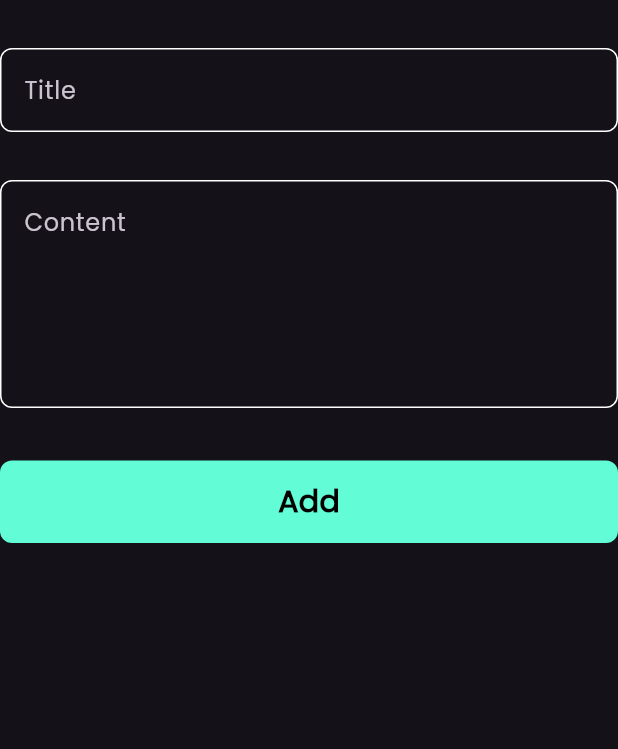
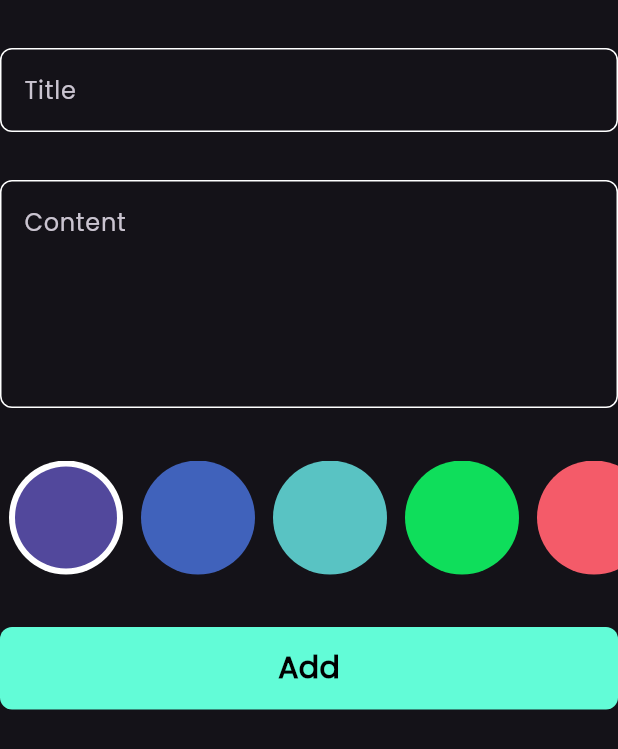
Before and after one commit to AhmedDiab74/NotesApp, a Flutter app: the AddNoteForm widget shown alone on an empty page, opened directly, on a phone screen of 412 x 824 dp. Shown: the top 749 px of the screen. Run offline on Flutter 3.47's test engine with Material 3 defaults, Android fonts, the phone set to English and light mode, and no system bars; our stand-ins replace bloc, flutter_bloc, font_awesome_flutter, hive, hive_flutter; accounts and stored records are empty.

Commit message:
colors list view

```diff
--- a/lib/widgets/add_note_form.dart
+++ b/lib/widgets/add_note_form.dart
@@ -3,6 +3,8 @@ import 'package:flutter_bloc/flutter_bloc.dart';
 import 'package:intl/intl.dart';
 import 'package:noteapp/cubits/add_note_cubit/add_note_cubit.dart';
 import 'package:noteapp/models/note_model.dart';
+import 'package:noteapp/widgets/color_item.dart';
+import 'package:noteapp/widgets/color_list_view.dart';
 import 'package:noteapp/widgets/custom_button.dart';
 import 'package:noteapp/widgets/custom_text_field.dart';
 
@@ -48,6 +50,12 @@ class _AddNoteFormState extends State<AddNoteForm> {
           const SizedBox(
             height: 35,
           ),
+          const ColorListView(
+            isActive: true,
+          ),
+          const SizedBox(
+            height: 35,
+          ),
           BlocBuilder<AddNoteCubit, AddNoteState>(
             builder: (context, state) {
               return CustomButton(
--- /dev/null
+++ b/lib/widgets/color_item.dart
@@ -0,0 +1,26 @@
+import 'package:flutter/material.dart';
+
+class ColorItem extends StatelessWidget {
+  const ColorItem({super.key, required this.isActive, required this.color});
+  final bool isActive;
+  final Color color;
+  @override
+  Widget build(BuildContext context) {
+    return Padding(
+      padding: const EdgeInsets.symmetric(horizontal: 6),
+      child: isActive
+          ? CircleAvatar(
+              radius: 38,
+              backgroundColor: Colors.white,
+              child: CircleAvatar(
+                radius: 34,
+                backgroundColor: color,
+              ),
+            )
+          : CircleAvatar(
+              radius: 38,
+              backgroundColor: color,
+            ),
+    );
+  }
+}
--- /dev/null
+++ b/lib/widgets/color_list_view.dart
@@ -0,0 +1,43 @@
+import 'package:flutter/material.dart';
+import 'package:noteapp/widgets/color_item.dart';
+
+class ColorListView extends StatefulWidget {
+  const ColorListView({super.key, required this.isActive});
+  final bool isActive;
+
+  @override
+  State<ColorListView> createState() => _ColorListViewState();
+}
+
+class _ColorListViewState extends State<ColorListView> {
+  int currentIndex = 0;
+  List<Color> colors = const [
+    Color(0xff52489C),
+    Color(0xff4062BB),
+    Color(0xff59C3C3),
+    Color(0xff0FDE5B),
+    Color(0xffF45B69),
+  ];
+  @override
+  Widget build(BuildContext context) {
+    return SizedBox(
+      height: 38 * 2,
+      child: ListView.builder(
+          padding: EdgeInsets.zero,
+          itemCount: colors.length,
+          scrollDirection: Axis.horizontal,
+          itemBuilder: (context, index) {
+            return GestureDetector(
+              onTap: () {
+                currentIndex = index;
+                setState(() {});
+              },
+              child: ColorItem(
+                color: colors[index],
+                isActive: currentIndex == index,
+              ),
+            );
+          }),
+    );
+  }
+}
```
